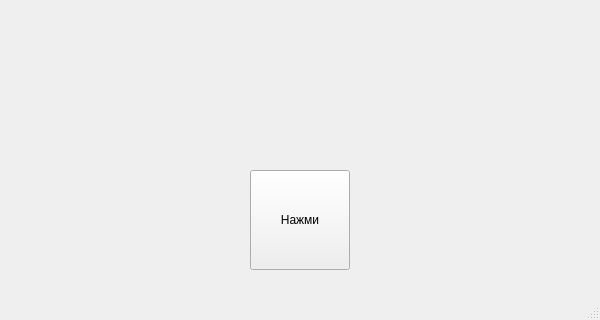
method78/git_project1, file UI.ui: the form before one commit; both pictures show x 0 to 600 and y 280 to 600 of the 600 by 600 pixel window.
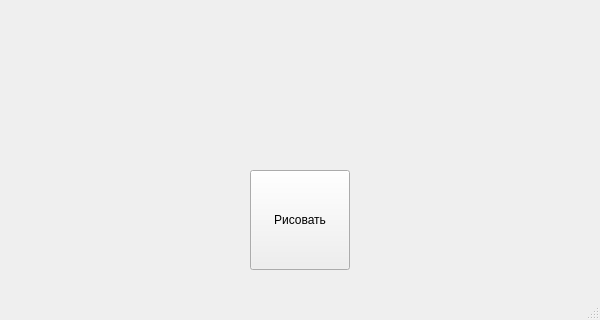
The form after the commit.

Commit message: работающий круг

Patch:
```diff
--- a/UI.ui
+++ b/UI.ui
@@ -24,7 +24,7 @@
      </rect>
     </property>
     <property name="text">
-     <string>Нажми</string>
+     <string>Рисовать</string>
     </property>
    </widget>
   </widget>
```
The commit also changes 2 other files.
